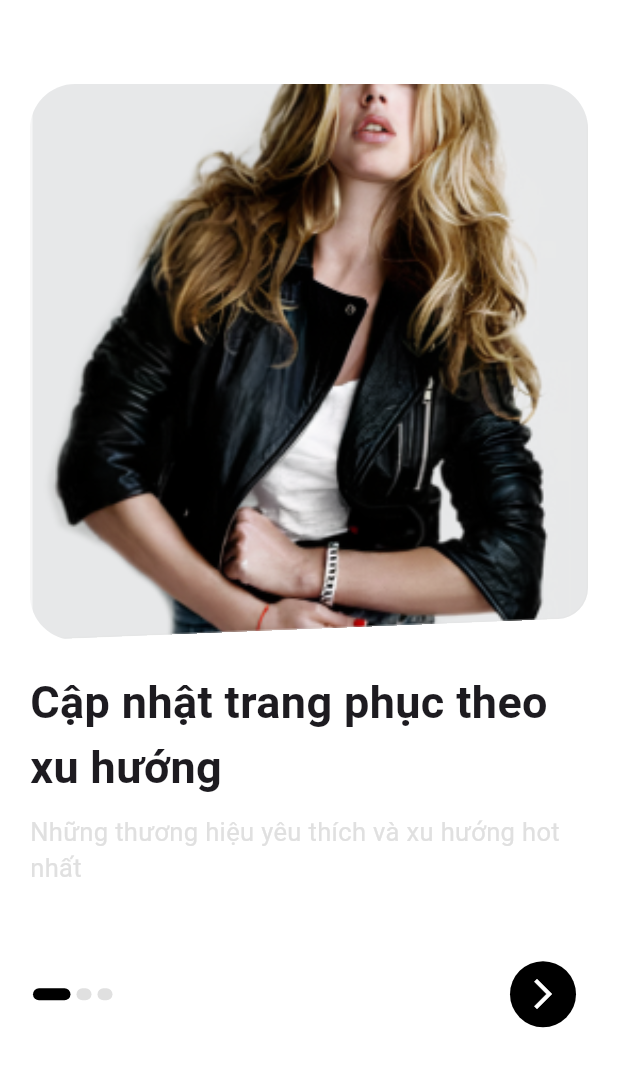
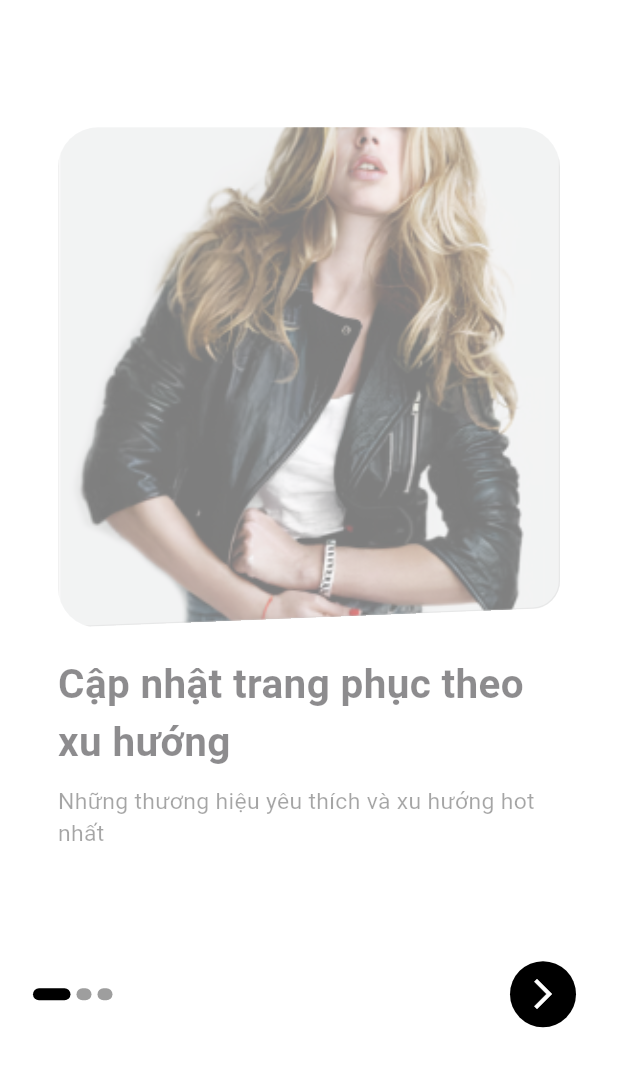
Before and after one commit to nqmgaming/ecommerce_app, a Flutter app: the OnboardingPage screen opened directly, swiped to page 2, on a phone screen of 412 x 824 dp. Shown: the top 1067 px of the screen. Run offline on Flutter 3.47's test engine with Material 3 defaults, Android fonts, the phone set to English and light mode, and no system bars; drawn by our look-alikes of card_swiper; our stand-ins replace cached_network_image, dio, firebase_core, firebase_messaging, flutter_bloc, flutter_rating_bar and 6 more; accounts and stored records are empty; network calls fail; Roboto replaces fonts that are missing (ProductSans-Bold, ProductSans-Regular).

Commit message:
chore: fix ui: color, logic app

```diff
--- a/lib/core/constants/colors_constant.dart
+++ b/lib/core/constants/colors_constant.dart
@@ -5,7 +5,7 @@ class ColorsConstant {
   static const Color whiteColor = Color(0xFFFFFFFF);
   static const Color blackColor = Color(0xFF000000);
   static const Color transparentColor = Color(0x00000000);
-  static const Color greyColor = Color(0xFFE0E0E0);
+  static const Color greyColor = Colors.grey;
   static const Color buttonColor = Color(0xFF2D201C);
   static const Color amberColor = Color(0xFFFFC107);
 }
--- a/lib/feature/app/presentation/page/cart/page/cart_page.dart
+++ b/lib/feature/app/presentation/page/cart/page/cart_page.dart
@@ -45,9 +45,6 @@ class _CartPageState extends State<CartPage> {
   }
 
   void _showAlertDialog(BuildContext context) {
-    if (_cartLength < 0) {
-      return;
-    } else {
     final delegate = S.of(context);
     showDialog(
       context: context,
@@ -66,7 +63,6 @@ class _CartPageState extends State<CartPage> {
         );
       },
     );
-    }
   }
 
   @override
@@ -91,6 +87,8 @@ class _CartPageState extends State<CartPage> {
           } else if (state is CartUpdated || state is CartRemoved) {
             BlocProvider.of<CartBloc>(context).add(GetCart(_userId.toString()));
           } else if (state is CartRemovedAll) {
+            BlocProvider.of<CartBloc>(context)
+                .add(GetCart(_userId.toString()));
             _showAlertDialog(context);
           }
         },
--- a/lib/feature/app/presentation/page/home/page/home_page.dart
+++ b/lib/feature/app/presentation/page/home/page/home_page.dart
@@ -47,6 +47,7 @@ class _HomePageState extends State<HomePage> {
       resizeToAvoidBottomInset: false,
       appBar: AppBar(
         surfaceTintColor: ColorsConstant.whiteColor,
+        leading: null,
         title: Container(
           color: ColorsConstant.whiteColor,
           child: Card(
--- a/lib/feature/app/presentation/widget/increase_decrease_button.dart
+++ b/lib/feature/app/presentation/widget/increase_decrease_button.dart
@@ -46,7 +46,7 @@ class _IncreaseDecreaseButtonState extends State<IncreaseDecreaseButton> {
       height: 40,
       padding: const EdgeInsets.all(5),
       decoration: BoxDecoration(
-        color: ColorsConstant.greyColor,
+        color: ColorsConstant.greyColor.withOpacity(0.3),
         borderRadius: BorderRadius.circular(40),
       ),
       child: Row(
--- a/lib/feature/auth/presentation/page/onboarding_page.dart
+++ b/lib/feature/auth/presentation/page/onboarding_page.dart
@@ -115,10 +115,10 @@ class _OnboardingPageState extends State<OnboardingPage> {
             const SizedBox(height: 10),
             Text(
               description,
-              style: const TextStyle(
+              style: TextStyle(
                 fontSize: 17,
                 fontFamily: FontConstants.productSansRegular,
-                color: ColorsConstant.greyColor,
+                color: ColorsConstant.blackColor.withOpacity(0.7),
               ),
             )
           ],
@@ -147,6 +147,8 @@ class _OnboardingPageState extends State<OnboardingPage> {
                 itemBuilder: (BuildContext context, int index) {
                   return _buildPages()[index];
                 },
+                fade: 0.5,
+                scale: 0.9,
                 itemCount: _buildPages().length,
                 layout: SwiperLayout.DEFAULT,
                 itemWidth: MediaQuery.of(context).size.width,
```
Lines whose indentation alone changed are shown as unchanged.
